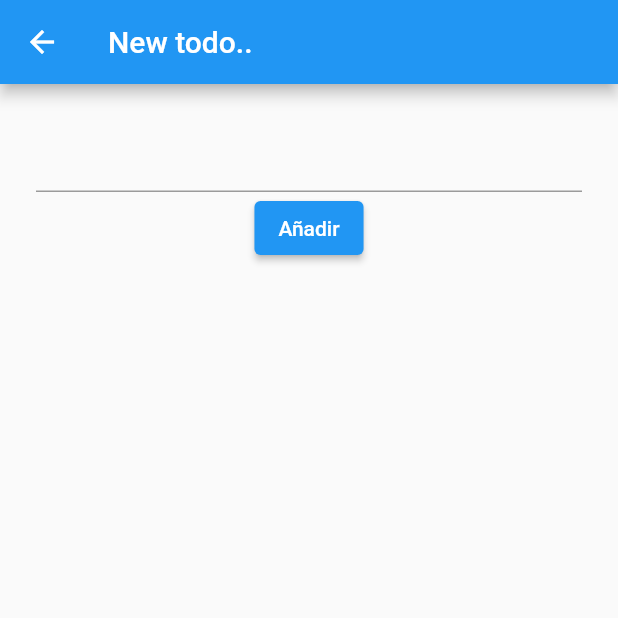
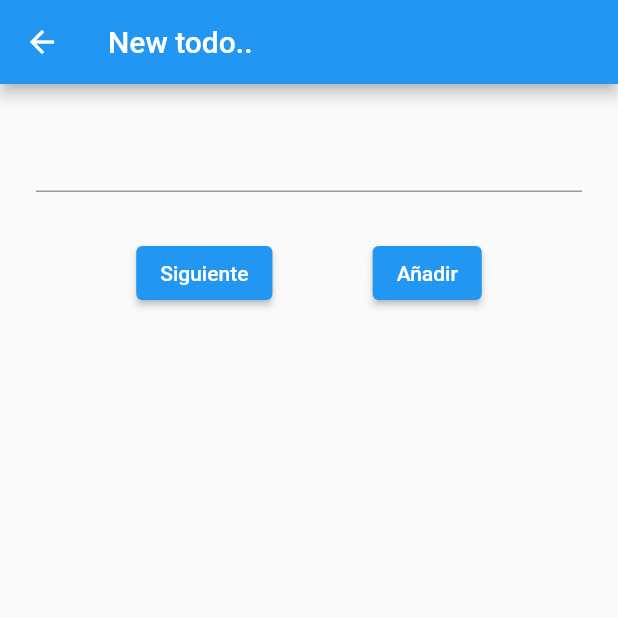
Before and after one commit to Mecmecker/todoapp, a Flutter app: the NewTodoPage screen opened by its route, on a phone screen of 412 x 824 dp, the top half of it. Run offline on Flutter 3.47's test engine with Material 2 defaults, Android fonts, the phone set to English and light mode, and no system bars; our stand-ins replace sqflite; accounts and stored records are empty.

Commit message:
NEW feature - MULTIPLE TODOS.

```diff
--- a/lib/screens/home_screen.dart
+++ b/lib/screens/home_screen.dart
@@ -44,7 +44,7 @@ class _HomeScreenState extends State<HomeScreen> {
                 Center(
                   child: TextButton(
                     style: TextButton.styleFrom(
-                      primary: const Color.fromARGB(255, 0, 45, 150),
+                      foregroundColor: const Color.fromARGB(255, 0, 45, 150),
                       elevation: 2,
                       shape: const BeveledRectangleBorder(
                         borderRadius: BorderRadius.all(
--- a/lib/screens/new_todo.dart
+++ b/lib/screens/new_todo.dart
@@ -44,11 +44,26 @@ class _NewTodoPageState extends State<NewTodoPage> {
                 if (value != '') todoProvider.suggestions(value);
               },
             ),
-            ElevatedButton(
-              onPressed: () {
-                Navigator.of(context).pop(_controller.text);
-              },
-              child: const Text('Añadir'),
+            const SizedBox(height: 30),
+            Row(
+              mainAxisAlignment: MainAxisAlignment.spaceEvenly,
+              children: [
+                ElevatedButton(
+                  onPressed: () {
+                    if (_controller.text.isNotEmpty) {
+                      todoProvider.nuevoScan(_controller.text);
+                      _controller.clear();
+                    }
+                  },
+                  child: const Text('Siguiente'),
+                ),
+                ElevatedButton(
+                  onPressed: () {
+                    Navigator.of(context).pop(_controller.text);
+                  },
+                  child: const Text('Añadir'),
+                ),
+              ],
             ),
             Expanded(
               child: StreamBuilder(
```
Also changed, not shown: lib/screens/todos_screen.dart (+18 -10 lines), pubspec.lock.
